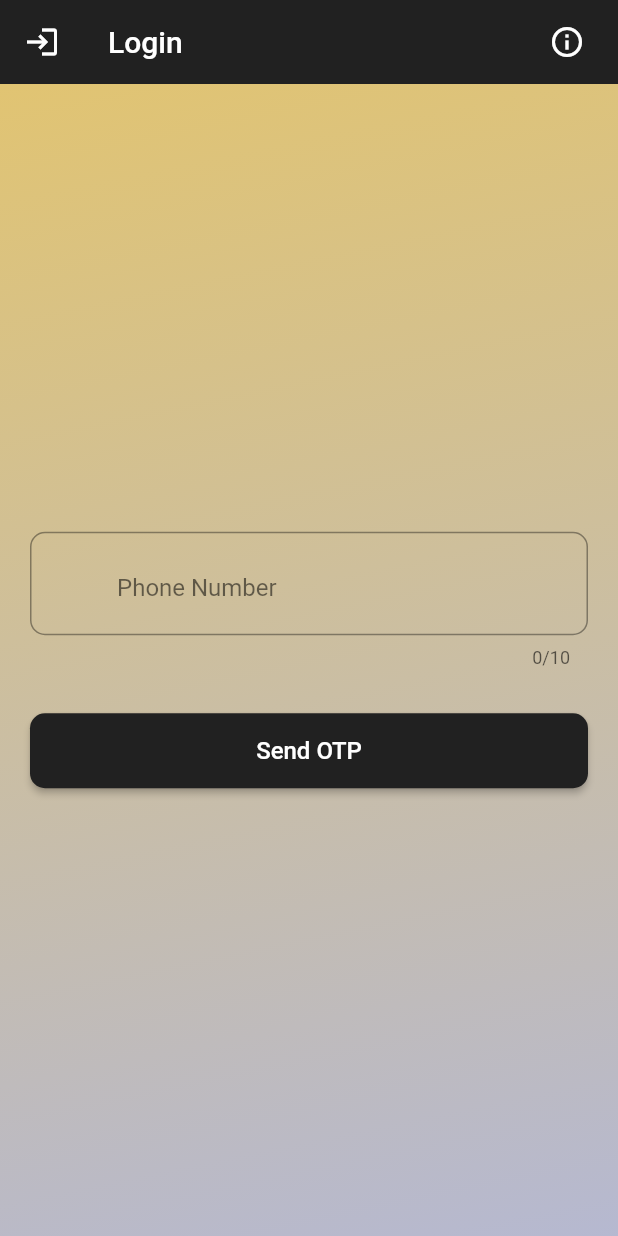
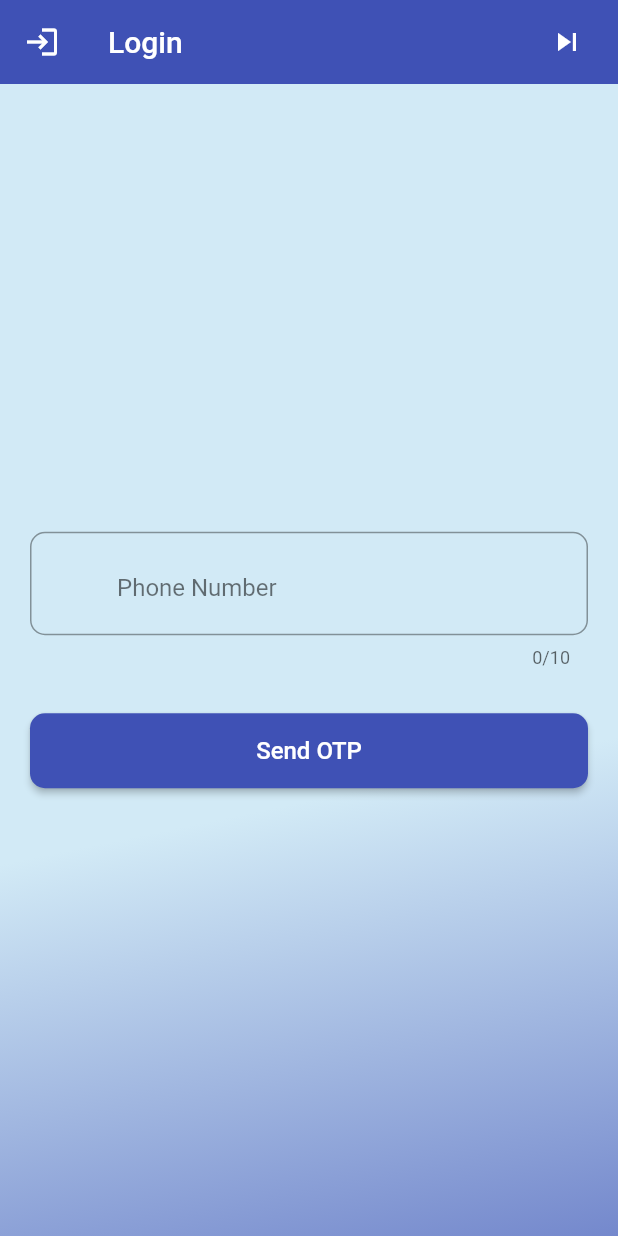
Before and after one commit to kstar0707/signature-passwordless-auth, a Flutter app: the Login screen opened directly, on a phone screen of 412 x 824 dp. Run offline on Flutter 3.47's test engine with Material 2 defaults, Android fonts, the light colour scheme and no system bars; our stand-ins replace firebase_auth, firebase_core, fluttertoast; missing offline and left inert: onboarding; accounts and stored records are empty.

Commit message:
design login page and add login byass button

```diff
--- a/lib/controllers/variables.dart
+++ b/lib/controllers/variables.dart
@@ -2,4 +2,4 @@ library globals;
 
 bool isFirstTime = true;
 bool isAuthenticated = false;
-bool isLocked = false;
+bool isLocked = true;
--- a/lib/views/homepage.dart
+++ b/lib/views/homepage.dart
@@ -25,7 +25,7 @@ class _HomepageState extends State<Homepage> {
           length: 4,
           child: Scaffold(
             appBar: AppBar(
-              backgroundColor: Colors.redAccent,
+              backgroundColor: Colors.indigo,
               elevation: 0,
               // bottom: const TabBar(
               //   tabs: [
--- a/lib/views/login.dart
+++ b/lib/views/login.dart
@@ -27,7 +27,7 @@ class _LoginState extends State<Login> {
   Widget build(BuildContext context) {
     return Scaffold(
       appBar: AppBar(
-        backgroundColor: Colors.grey[900],
+        backgroundColor: Colors.indigo,
         elevation: 0,
         title: const Text('Login',
             style: TextStyle(
@@ -35,11 +35,11 @@ class _LoginState extends State<Login> {
             )),
         actions: [
           IconButton(
-            icon: const Icon(Icons.info_outline, color: Colors.white),
+            icon: const Icon(Icons.skip_next, color: Colors.white),
             onPressed: () {
               Navigator.push(
                 context,
-                MaterialPageRoute(builder: (context) => const Settings()),
+                MaterialPageRoute(builder: (context) => const Homepage()),
               );
             },
           ),
@@ -58,12 +58,12 @@ class _LoginState extends State<Login> {
           decoration: const BoxDecoration(
             gradient: LinearGradient(
                 colors: [
-                  Color.fromARGB(255, 225, 196, 114),
-                  Color(0xFFacb6e5),
+                  Color.fromARGB(255, 210, 234, 246),
+                  Colors.indigo,
                 ],
                 begin: FractionalOffset(0.0, 0.0),
                 end: FractionalOffset(0.5, 1.3),
-                stops: [0.0, 1.0],
+                stops: [0.5, 1.0],
                 tileMode: TileMode.clamp),
           ),
           child: Padding(
@@ -121,7 +121,8 @@ class _LoginState extends State<Login> {
                   ),
                   MaterialButton(
                     minWidth: double.infinity,
-                    color: Colors.grey[900],
+                    // color: Colors.grey[900],
+                    color: Colors.indigo,
                     height: 50,
                     shape: const RoundedRectangleBorder(
                       borderRadius: BorderRadius.all(Radius.circular(10)),
@@ -166,7 +167,7 @@ class _LoginState extends State<Login> {
           toastLength: Toast.LENGTH_SHORT,
           gravity: ToastGravity.BOTTOM,
           timeInSecForIosWeb: 1,
-          backgroundColor: Colors.red,
+          backgroundColor: Colors.grey[800],
           textColor: Colors.white,
           fontSize: 16.0,
         );
```
